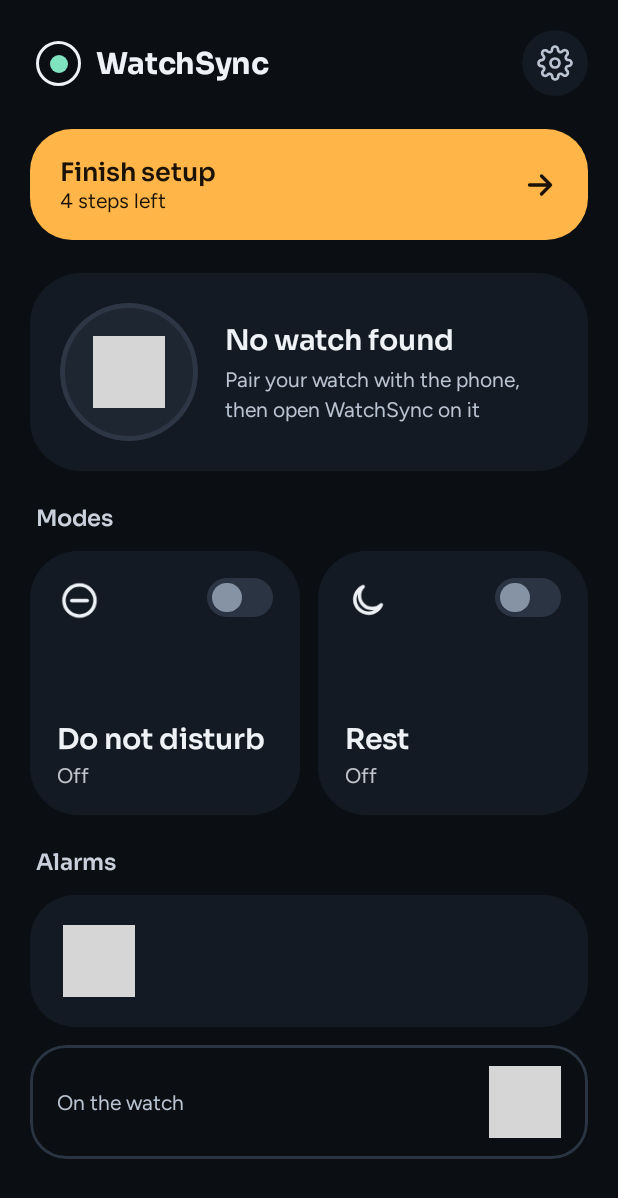
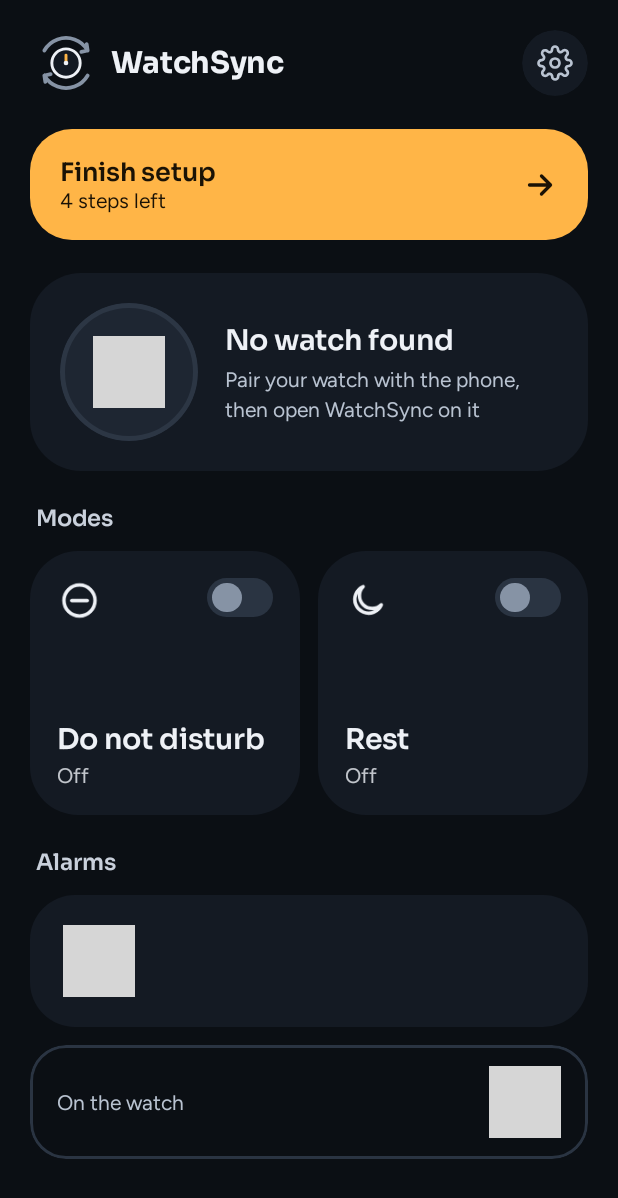
Before and after one commit to SanniniciStyle/WatchSync, an Android app built with Jetpack Compose: the screen it shows after launch (MainActivity), on a phone screen of 412 x 824 dp. Shown: the top 1198 px of the screen. Run offline under Robolectric (Android 15) with nearby library versions, the phone set to English and light mode, and no system bars; libraries missing offline, so code that uses them is left out: com.google.android.gms; 18 statements that could not run were skipped; grey boxes are pictures that could not be loaded.

Commit message:
Living logo, watch setup status, resync on reconnect
The top bar shows the app icon with the sync arrows orbiting while the watch
is reachable (grey and still when not). The watch reports its granted
permissions to the phone; both sides push modes and next alarm again as
soon as the peer becomes reachable.

Co-Authored-By: Claude Opus 5.5 <noreply@anthropic.com>

```diff
--- a/mobile/src/main/kotlin/it/sanninicistyle/watchsync/ui/HomeScreen.kt
+++ b/mobile/src/main/kotlin/it/sanninicistyle/watchsync/ui/HomeScreen.kt
@@ -99,7 +99,7 @@ fun HomeScreen(
             .padding(horizontal = 20.dp, vertical = 12.dp),
         verticalArrangement = Arrangement.spacedBy(22.dp),
     ) {
-        TopBar(mode = modes.mode, onOpenSettings = onOpenSettings)
+        TopBar(mode = modes.mode, connected = watch?.connected == true, onOpenSettings = onOpenSettings)
         if (!permissions.allGranted) SetupBanner(permissions, onOpenSetup)
         WatchCard(watch = watch, watchAlarm = watchAlarm)
         ModesSection(modes = modes, onToggle = onToggle)
@@ -109,21 +109,14 @@ fun HomeScreen(
 }
 
 @Composable
-private fun TopBar(mode: Mode, onOpenSettings: () -> Unit) {
-    val dot by animateColorAsState(
-        when (mode) { Mode.RIPOSO -> Ws.Moon; Mode.DND -> Ws.Amber; Mode.NONE -> Ws.Mint },
-        spring(stiffness = Spring.StiffnessLow), label = "dot",
-    )
+private fun TopBar(mode: Mode, connected: Boolean, onOpenSettings: () -> Unit) {
     Row(
         Modifier.fillMaxWidth().padding(top = 8.dp, start = 4.dp),
         verticalAlignment = Alignment.CenterVertically,
         horizontalArrangement = Arrangement.SpaceBetween,
     ) {
         Row(verticalAlignment = Alignment.CenterVertically, horizontalArrangement = Arrangement.spacedBy(10.dp)) {
-            Box(
-                Modifier.size(30.dp).border(2.dp, Ws.Text, CircleShape),
-                contentAlignment = Alignment.Center,
-            ) { Box(Modifier.size(12.dp).clip(CircleShape).background(dot)) }
+            SyncLogo(connected = connected, modifier = Modifier.size(40.dp))
             Text(stringResource(R.string.app_name), style = MaterialTheme.typography.titleLarge)
         }
         IconButton(
--- /dev/null
+++ b/mobile/src/main/kotlin/it/sanninicistyle/watchsync/ui/SyncLogo.kt
@@ -0,0 +1,66 @@
+package it.sanninicistyle.watchsync.ui
+
+import androidx.compose.animation.animateColorAsState
+import androidx.compose.animation.core.Animatable
+import androidx.compose.animation.core.CubicBezierEasing
+import androidx.compose.animation.core.Spring
+import androidx.compose.animation.core.spring
+import androidx.compose.animation.core.tween
+import androidx.compose.foundation.Canvas
+import androidx.compose.runtime.Composable
+import androidx.compose.runtime.LaunchedEffect
+import androidx.compose.runtime.getValue
+import androidx.compose.runtime.remember
+import androidx.compose.ui.Modifier
+import androidx.compose.ui.geometry.Offset
+import androidx.compose.ui.graphics.StrokeCap
+import androidx.compose.ui.graphics.StrokeJoin
+import androidx.compose.ui.graphics.drawscope.Stroke
+import androidx.compose.ui.graphics.drawscope.rotate
+import androidx.compose.ui.graphics.drawscope.scale
+import androidx.compose.ui.graphics.drawscope.translate
+import androidx.compose.ui.graphics.vector.PathParser
+import it.sanninicistyle.watchsync.ui.theme.Ws
+
+// The app icon's geometry (108-unit viewport, centre 54)
+private val amberArc = PathParser().parsePathString("M28,39 A30,30 0 0,1 80,39 M80,39 l-1.2,-7.6 M80,39 l-7.6,1.6").toPath()
+private val moonArc = PathParser().parsePathString("M80,69 A30,30 0 0,1 28,69 M28,69 l1.2,7.6 M28,69 l7.6,-1.6").toPath()
+
+/**
+ * The WatchSync icon, alive as in the design: the sync arrows keep orbiting the watch while it is
+ * reachable (6 s turns, ease in-out). When the watch is out of reach they settle and turn grey.
+ */
+@Composable
+fun SyncLogo(connected: Boolean, modifier: Modifier = Modifier) {
+    val turn = remember { Animatable(0f) }
+    LaunchedEffect(connected) {
+        if (connected) {
+            while (true) {
+                turn.animateTo(turn.value + 360f, tween(6_000, easing = CubicBezierEasing(0.6f, 0f, 0.4f, 1f)))
+                turn.snapTo(turn.value % 360f)
+            }
+        } else {
+            // Finish the current turn gently instead of freezing mid-way
+            turn.animateTo(if (turn.value % 360f < 1f) turn.value else turn.value - turn.value % 360f + 360f, spring(stiffness = Spring.StiffnessVeryLow))
+        }
+    }
+
+    val amber by animateColorAsState(if (connected) Ws.Amber else Ws.TextFaint, spring(stiffness = Spring.StiffnessLow), label = "amber")
+    val moon by animateColorAsState(if (connected) Ws.Moon else Ws.TextFaint, spring(stiffness = Spring.StiffnessLow), label = "moon")
+    Canvas(modifier) {
+        val k = size.minDimension / 72f // crop the adaptive-icon safe zone: units 18..90
+        scale(k, pivot = Offset.Zero) {
+            translate(-18f, -18f) {
+                val arrows = Stroke(width = 4.5f, cap = StrokeCap.Round, join = StrokeJoin.Round)
+                rotate(turn.value, pivot = Offset(54f, 54f)) {
+                    drawPath(amberArc, amber, style = arrows)
+                    drawPath(moonArc, moon, style = arrows)
+                }
+                drawCircle(Ws.Surface, 17f, Offset(54f, 54f))
+                drawCircle(Ws.Text, 17f, Offset(54f, 54f), style = Stroke(3.5f))
+                drawLine(Ws.Amber, Offset(54f, 54f), Offset(54f, 44.5f), 3.5f, StrokeCap.Round)
+                drawCircle(Ws.Text, 2.8f, Offset(54f, 54f))
+            }
+        }
+    }
+}
--- a/shared/src/main/kotlin/it/sanninicistyle/watchsync/shared/PeerInfo.kt
+++ b/shared/src/main/kotlin/it/sanninicistyle/watchsync/shared/PeerInfo.kt
@@ -23,9 +23,21 @@ object PeerInfo {
     /** Next alarm of the other device, as it last reported it. */
     val nextAlarm: StateFlow<NextAlarm> = _nextAlarm.asStateFlow()
 
+    private val _watchStatus = MutableStateFlow<WatchStatus?>(null)
+
+    /** Setup state of the watch app as it last reported it (phone side only), null if unknown. */
+    val watchStatus: StateFlow<WatchStatus?> = _watchStatus.asStateFlow()
+
     fun load(context: Context) {
         val p = prefs(context)
         _nextAlarm.value = NextAlarm(p.getLong(KEY_AT, 0L), p.getString(KEY_APP, "").orEmpty())
+        _watchStatus.value = p.getString(KEY_STATUS, null)
+            ?.let { runCatching { WatchStatus.decode(android.util.Base64.decode(it, 0)) }.getOrNull() }
+    }
+
+    fun setWatchStatus(context: Context, status: WatchStatus) {
+        _watchStatus.value = status
+        prefs(context).edit { putString(KEY_STATUS, android.util.Base64.encodeToString(status.encode(), 0)) }
     }
 
     fun setNextAlarm(context: Context, alarm: NextAlarm) {
@@ -72,4 +84,5 @@ object PeerInfo {
     private const val KEY_AT = "next_alarm_at"
     private const val KEY_APP = "next_alarm_app"
     private const val KEY_NAME = "peer_name"
+    private const val KEY_STATUS = "watch_status"
 }
```
Also changed, not shown: mobile/src/main/AndroidManifest.xml (+8 -0 lines), mobile/src/main/kotlin/it/sanninicistyle/watchsync/PhoneSyncService.kt (+18 -0 lines), shared/src/main/kotlin/it/sanninicistyle/watchsync/shared/WatchStatus.kt (added, +43 -0 lines), wear/src/main/AndroidManifest.xml (+8 -0 lines), wear/src/main/kotlin/it/sanninicistyle/watchsync/WatchSetup.kt (added, +40 -0 lines), wear/src/main/kotlin/it/sanninicistyle/watchsync/WatchSyncService.kt (+12 -0 lines).
